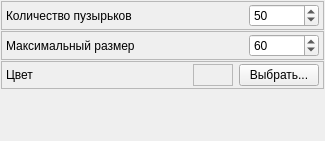
Above: metodics/graphics_utils/video_irriants/irriants/bubblesirriantsettingswidget.ui from grigp/a-analyser before the change. Below: the same form after it.
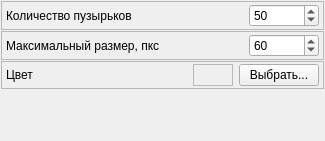
That is the form after the change.

What changed in the file:
```diff
--- a/metodics/graphics_utils/video_irriants/irriants/bubblesirriantsettingswidget.ui
+++ b/metodics/graphics_utils/video_irriants/irriants/bubblesirriantsettingswidget.ui
@@ -119,7 +119,7 @@
       <item>
        <widget class="QLabel" name="lblMaxSize">
         <property name="text">
-         <string>Максимальный размер</string>
+         <string>Максимальный размер, пкс</string>
         </property>
        </widget>
       </item>
```
